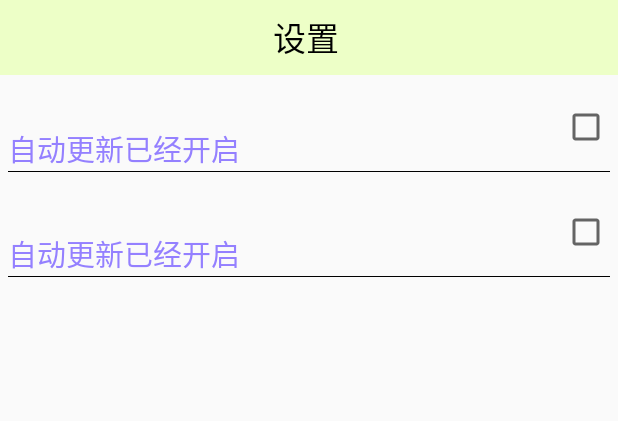
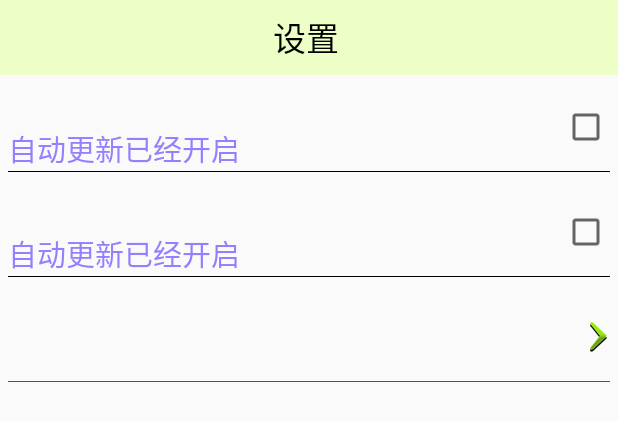
Before and after one commit to newcoderzhang/MobileSafe117, an Android app: the layout activity_seting.xml on its own in the app's theme, with its tools: preview values and no code run, on a phone screen of 412 x 824 dp. Shown: the top 421 px of the screen. Run offline under Robolectric (Android 15) with nearby library versions, the phone set to English and light mode, and no system bars.

Commit message:
添加来电提示框选择风格

```diff
--- /dev/null
+++ b/app/src/main/java/com/huilong/zhang/mobilesafe117/View/SettingClickView.java
@@ -0,0 +1,46 @@
+package com.huilong.zhang.mobilesafe117.View;
+
+import android.content.Context;
+import android.util.AttributeSet;
+import android.view.View;
+import android.widget.RelativeLayout;
+import android.widget.TextView;
+
+import com.huilong.zhang.mobilesafe117.R;
+
+/**
+ * Created by Mario on 2/18/16.
+ */
+public class SettingClickView extends RelativeLayout {
+
+    private TextView tvTitle;
+    private TextView tvDesc;
+    public SettingClickView(Context context) {
+        super(context);
+        init();
+    }
+
+    public SettingClickView(Context context, AttributeSet attrs, int defStyleAttr) {
+        super(context, attrs, defStyleAttr);
+        init();
+    }
+
+    public SettingClickView(Context context, AttributeSet attrs) {
+        super(context, attrs);
+        init();
+    }
+    private void init() {
+        View.inflate(getContext(), R.layout.view_setting_click, this);
+        tvTitle = (TextView) findViewById(R.id.tv_title);
+        tvDesc = (TextView) findViewById(R.id.tv_desc);
+    }
+    public void setTitle(String title) {
+        tvTitle.setText(title);
+    }
+
+    public void setDesc(String desc) {
+        tvDesc.setText(desc);
+    }
+
+
+}
--- a/app/src/main/res/layout/activity_seting.xml
+++ b/app/src/main/res/layout/activity_seting.xml
@@ -29,4 +29,9 @@
         androidqian:desc_on="归属地开启"
         androidqian:desc_off="归属地关闭">
     </com.huilong.zhang.mobilesafe117.View.SettingItmeView>
+
+    <com.huilong.zhang.mobilesafe117.View.SettingClickView
+        android:id="@+id/scv_address_style"
+        android:layout_width="match_parent"
+        android:layout_height="wrap_content" />
 </LinearLayout>
--- /dev/null
+++ b/app/src/main/res/layout/view_setting_click.xml
@@ -0,0 +1,36 @@
+<?xml version="1.0" encoding="utf-8"?>
+<RelativeLayout xmlns:android="http://schemas.android.com/apk/res/android"
+    android:layout_width="match_parent"
+    android:layout_height="70dp"
+    android:padding="5dp" >
+
+    <TextView
+        android:id="@+id/tv_title"
+        android:layout_width="wrap_content"
+        android:layout_height="wrap_content"
+        android:textColor="@color/black"
+        android:textSize="22sp" />
+
+    <TextView
+        android:id="@+id/tv_desc"
+        android:layout_width="wrap_content"
+        android:layout_height="wrap_content"
+        android:layout_below="@id/tv_title"
+        android:layout_marginTop="3dp"
+        android:textColor="#a000"
+        android:textSize="18sp" />
+
+    <ImageView
+        android:layout_width="wrap_content"
+        android:layout_height="wrap_content"
+        android:layout_alignParentRight="true"
+        android:layout_centerVertical="true"
+        android:src="@mipmap/jiantou1_pressed" />
+
+    <View
+        android:layout_width="match_parent"
+        android:layout_height="0.2dp"
+        android:layout_alignParentBottom="true"
+        android:background="#a000" />
+
+</RelativeLayout>
```
Also changed, not shown: app/src/main/res/mipmap-hdpi/jiantou1_pressed.png (added).
